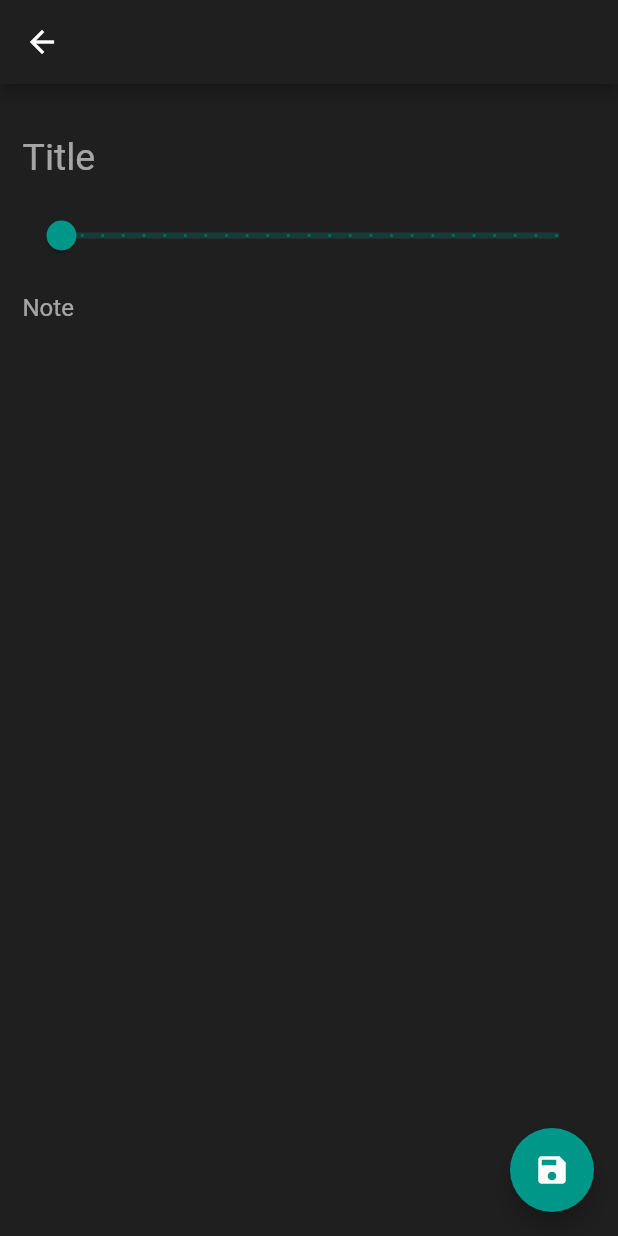
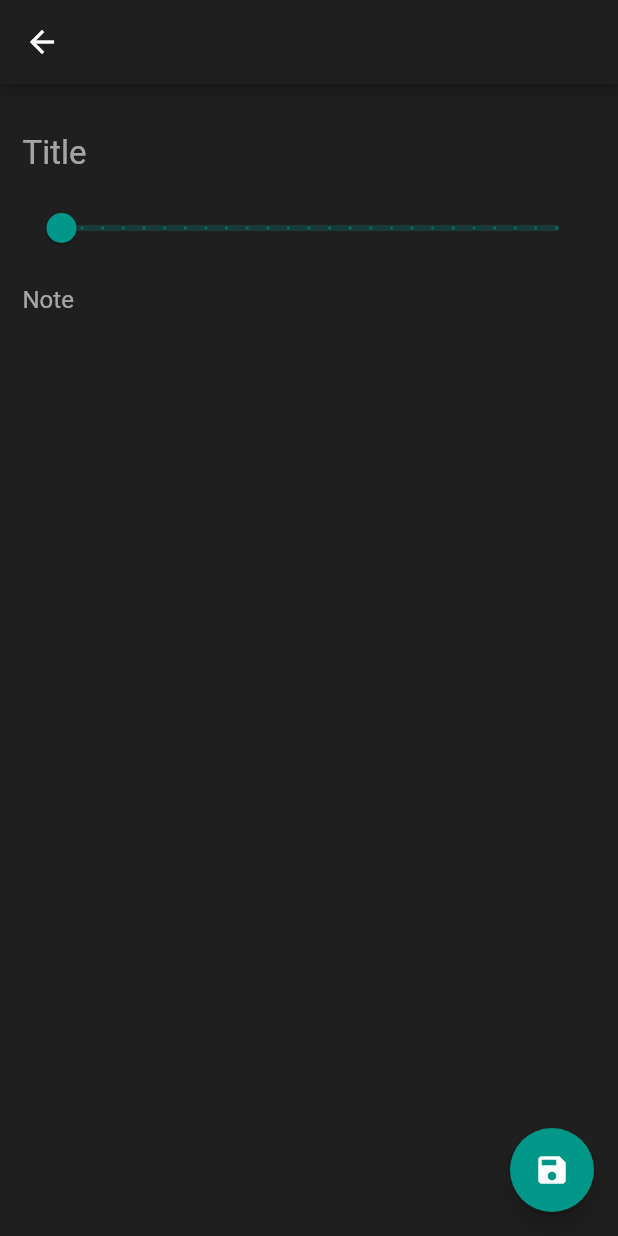
Before and after one commit to Harishwarrior/time_manager, a Flutter app: the AddTask screen opened directly, on a phone screen of 412 x 824 dp. Run offline on Flutter 3.47's test engine with Material 2 defaults, Android fonts, the light colour scheme and no system bars; our stand-ins replace bloc, equatable, hive, hive_flutter, percent_indicator, shared_preferences; missing offline and left inert: day_night_switcher; accounts and stored records are empty.

Commit message:
added icons

```diff
--- a/lib/screens/add_task_view.dart
+++ b/lib/screens/add_task_view.dart
@@ -53,7 +53,7 @@ class _AddTaskState extends State<AddTask> {
             children: [
               Container(
                 child: TextFormField(
-                  style: TextStyle(height: 1.5, fontSize: 25.0),
+                  style: TextStyle(height: 1.5, fontSize: 22.0),
                   validator: (value) {
                     if (value == null || value.isEmpty) {
                       return 'Please enter some title';
@@ -64,7 +64,7 @@ class _AddTaskState extends State<AddTask> {
                   decoration: InputDecoration(
                       hintText: 'Title',
                       border: InputBorder.none,
-                      hintStyle: TextStyle(fontSize: 25)),
+                      hintStyle: TextStyle(fontSize: 22)),
                   onSaved: (value) => _title = value!,
                 ),
               ),
--- a/lib/screens/settings_view.dart
+++ b/lib/screens/settings_view.dart
@@ -25,7 +25,8 @@ class _SettingsPageState extends State<SettingsPage> {
       body: ListView(
         children: <Widget>[
           ListTile(
-            title: Text('Dark Theme'),
+            leading: Icon(Icons.brush_outlined),
+            title: Text('Theme'),
             contentPadding: const EdgeInsets.all(16.0),
             trailing: DayNightSwitcher(
               isDarkModeEnabled: _darkTheme,
@@ -38,10 +39,11 @@ class _SettingsPageState extends State<SettingsPage> {
             ),
           ),
           ListTile(
+            leading: Icon(Icons.info_outline),
             title: Text('About'),
             onTap: () {
               ScaffoldMessenger.of(context)
-                  .showSnackBar(SnackBar(content: Text('Venam philips')));
+                  .showSnackBar(SnackBar(content: Text('Nothing to see here')));
             },
           ),
         ],
```
Also changed, not shown: lib/screens/home_view.dart (+3 -5 lines).
